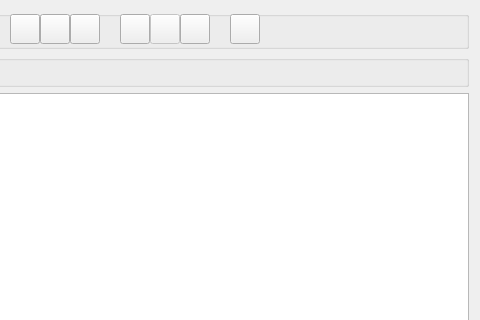
Before: the Qt Designer form src/GUI_UIs/ui_dialog_manage_files.ui in ccbogel/QualCoder, drawn with Qt 5; both pictures show x 421 to 901 and y 0 to 320 of the 901 by 538 pixel window.
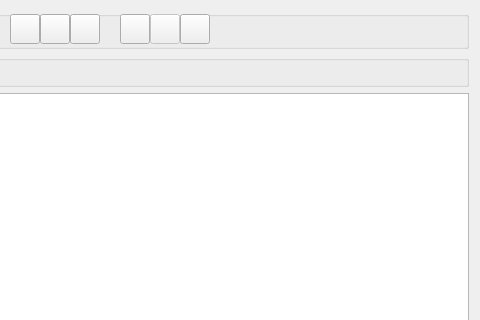
After: the same form once the commit is applied.

```diff
--- a/src/GUI_UIs/ui_dialog_manage_files.ui
+++ b/src/GUI_UIs/ui_dialog_manage_files.ui
@@ -273,22 +273,6 @@
        <string/>
       </property>
      </widget>
-     <widget class="QPushButton" name="pushButton_help">
-      <property name="geometry">
-       <rect>
-        <x>640</x>
-        <y>3</y>
-        <width>30</width>
-        <height>30</height>
-       </rect>
-      </property>
-      <property name="toolTip">
-       <string>Help</string>
-      </property>
-      <property name="text">
-       <string/>
-      </property>
-     </widget>
      <widget class="QPushButton" name="pushButton_undo">
       <property name="enabled">
        <bool>false</bool>
```
Left out of the diff: 1 changed line with no effect on the pictures.
